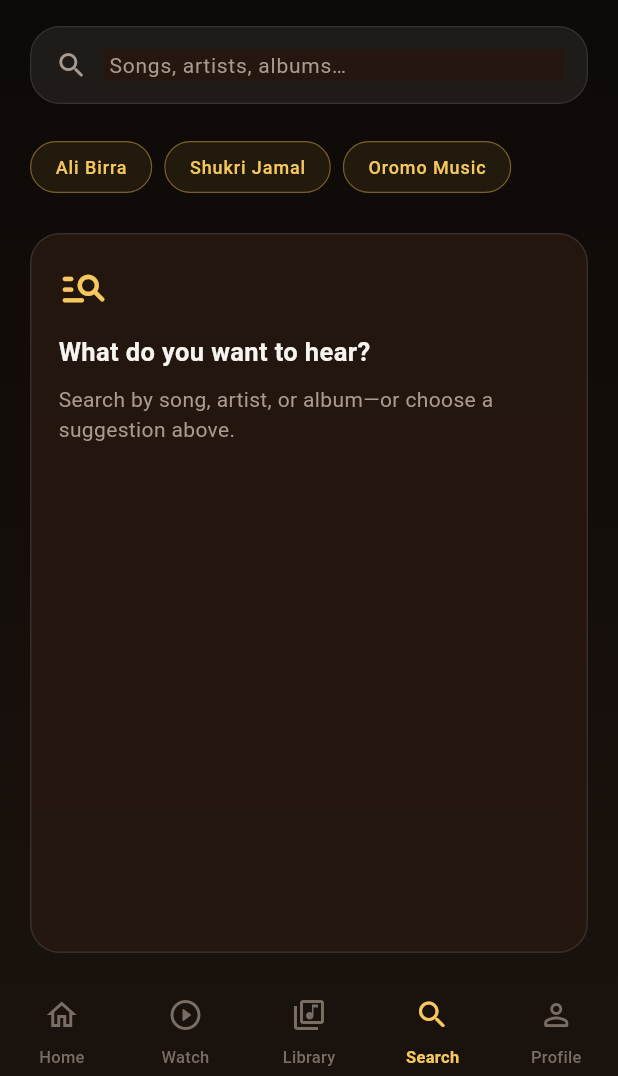
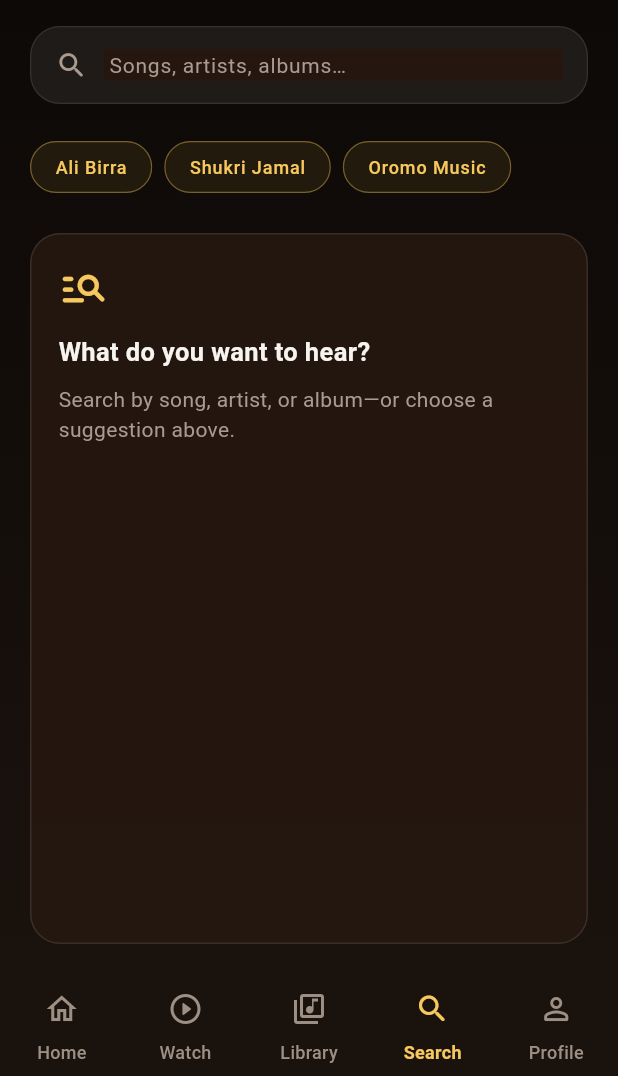
Before and after one commit to Birra3324/visionmusicapp, a Flutter app: the screen it shows once a user with an empty profile is signed in, after a tap on "Sign in with Google", after a tap on "Continue as Guest", after a tap on "Search songs, artists, albums...", on a phone screen of 412 x 824 dp, the part 160-1236 px from its top. Run offline on Flutter 3.47's test engine with Material 3 defaults, Android fonts, the phone set to English and light mode, and no system bars; our stand-ins replace audio_service, cloud_firestore, firebase_analytics, firebase_auth, firebase_core, firebase_crashlytics and 7 more; missing offline and left inert: audio_session, firebase_app_check, record; accounts and stored records are empty.

Commit message:
Improve listener accessibility and live video catalog behavior

```diff
--- a/lib/core/services/video_service.dart
+++ b/lib/core/services/video_service.dart
@@ -1,5 +1,6 @@
 import 'package:cloud_firestore/cloud_firestore.dart';
 import 'package:flutter/foundation.dart';
+import 'package:visionmusicapp/core/services/app_config.dart';
 import 'package:visionmusicapp/mock_videos.dart';
 import 'package:visionmusicapp/models/video.dart';
 
@@ -7,7 +8,7 @@ import 'package:visionmusicapp/models/video.dart';
 // VideoService
 //
 // Single source of truth for all video data.
-// Priority:  Firestore → mock fallback
+// Catalog mode matches music; demo fallback must be explicitly enabled.
 //
 // Firestore collections:
 //   videos/{videoId}
@@ -17,17 +18,34 @@ import 'package:visionmusicapp/models/video.dart';
 class VideoService {
   final FirebaseFirestore? _firestore;
 
-  VideoService({FirebaseFirestore? firestore}) : _firestore = firestore;
+  final bool _useFirebase;
+  final bool _allowLocalFallback;
+
+  VideoService({
+    this._firestore,
+    this._useFirebase = AppConfig.useFirebaseCatalog,
+    this._allowLocalFallback = AppConfig.fallbackToLocalOnEmpty,
+  });
+
+  List<Video> get _fallbackVideos =>
+      !_useFirebase || _allowLocalFallback ? mockVideos : const [];
+
+  List<Video> get _fallbackFeatured =>
+      _fallbackVideos.where((video) => video.isFeatured).toList();
 
   // ── Firestore helpers ────────────────────────────────────────────────────
 
-  CollectionReference? get _videosRef {
+  CollectionReference<Map<String, dynamic>>? get _videosRef {
     try {
       return (_firestore ?? FirebaseFirestore.instance).collection('videos');
     } catch (_) {
       return null;
     }
   }
+
+  Query<Map<String, dynamic>> get _publishedVideos => _videosRef!
+      .where('status', isEqualTo: 'published')
+      .where('approved', isEqualTo: true);
 
   CollectionReference? get _categoriesRef {
     try {
@@ -39,40 +57,40 @@ class VideoService {
     }
   }
 
-  bool get _firestoreAvailable => _videosRef != null;
+  bool get _firestoreAvailable => _useFirebase && _videosRef != null;
 
   // ── Public API ───────────────────────────────────────────────────────────
 
   /// All published videos, newest first.
   Future<List<Video>> fetchAllVideos() async {
-    if (!_firestoreAvailable) return mockVideos;
+    if (!_firestoreAvailable) return _fallbackVideos;
     try {
-      final snap = await _videosRef!
-          .where('isPublished', isEqualTo: true)
+      final snap = await _publishedVideos
           .orderBy('releaseDate', descending: true)
           .get();
       final results = snap.docs.map(Video.fromFirestore).toList();
-      return results.isEmpty ? mockVideos : results;
+      return results.isEmpty ? _fallbackVideos : results;
     } catch (e) {
       debugPrint('[VideoService] fetchAllVideos error: $e');
-      return mockVideos;
+      if (_useFirebase && !_allowLocalFallback) rethrow;
+      return _fallbackVideos;
     }
   }
 
   /// Featured videos for the hero banner.
   Future<List<Video>> fetchFeaturedVideos() async {
-    if (!_firestoreAvailable) return featuredMockVideos;
+    if (!_firestoreAvailable) return _fallbackFeatured;
     try {
-      final snap = await _videosRef!
-          .where('isPublished', isEqualTo: true)
+      final snap = await _publishedVideos
           .where('isFeatured', isEqualTo: true)
           .orderBy('releaseDate', descending: true)
           .get();
       final results = snap.docs.map(Video.fromFirestore).toList();
-      return results.isEmpty ? featuredMockVideos : results;
+      return results.isEmpty ? _fallbackFeatured : results;
     } catch (e) {
       debugPrint('[VideoService] fetchFeaturedVideos error: $e');
-      return featuredMockVideos;
+      if (_useFirebase && !_allowLocalFallback) rethrow;
+      return _fallbackFeatured;
     }
   }
 
@@ -88,6 +106,7 @@ class VideoService {
       return snap.docs.map(VideoCategory.fromFirestore).toList();
     } catch (e) {
       debugPrint('[VideoService] fetchVideoCategories error: $e');
+      if (_useFirebase && !_allowLocalFallback) rethrow;
       return kDefaultVideoCategories;
     }
   }
@@ -95,22 +114,22 @@ class VideoService {
   /// Videos in a given category, newest first.
   Future<List<Video>> fetchVideosByCategory(String categoryId) async {
     if (!_firestoreAvailable) {
-      return mockVideos.where((v) => v.category == categoryId).toList();
+      return _fallbackVideos.where((v) => v.category == categoryId).toList();
     }
     try {
-      final snap = await _videosRef!
-          .where('isPublished', isEqualTo: true)
+      final snap = await _publishedVideos
           .where('category', isEqualTo: categoryId)
           .orderBy('releaseDate', descending: true)
           .get();
       final results = snap.docs.map(Video.fromFirestore).toList();
       if (results.isEmpty) {
-        return mockVideos.where((v) => v.category == categoryId).toList();
+        return _fallbackVideos.where((v) => v.category == categoryId).toList();
       }
       return results;
     } catch (e) {
       debugPrint('[VideoService] fetchVideosByCategory($categoryId) error: $e');
-      return mockVideos.where((v) => v.category == categoryId).toList();
+      if (_useFirebase && !_allowLocalFallback) rethrow;
+      return _fallbackVideos.where((v) => v.category == categoryId).toList();
     }
   }
 
@@ -144,19 +163,23 @@ class VideoService {
   Future<Video?> fetchVideoById(String id) async {
     if (!_firestoreAvailable) {
       try {
-        return mockVideos.firstWhere((v) => v.id == id);
+        return _fallbackVideos.firstWhere((v) => v.id == id);
       } catch (_) {
         return null;
       }
     }
     try {
       final doc = await _videosRef!.doc(id).get();
-      if (!doc.exists) return null;
+      final data = doc.data();
+      if (data?['status'] != 'published' || data?['approved'] != true) {
+        return null;
+      }
       return Video.fromFirestore(doc);
     } catch (e) {
       debugPrint('[VideoService] fetchVideoById($id) error: $e');
+      if (_useFirebase && !_allowLocalFallback) rethrow;
       try {
-        return mockVideos.firstWhere((v) => v.id == id);
+        return _fallbackVideos.firstWhere((v) => v.id == id);
       } catch (_) {
         return null;
       }
--- a/lib/features/recognition/services/recognition_service.dart
+++ b/lib/features/recognition/services/recognition_service.dart
@@ -11,8 +11,7 @@ class MusicRecognitionService extends ChangeNotifier {
   final AudioRecorder _audioRecorder = AudioRecorder();
   final MusicRecognitionRepository _repository;
 
-  MusicRecognitionService({required MusicRecognitionRepository repository})
-    : _repository = repository;
+  MusicRecognitionService({required this._repository});
 
   MusicRecognitionStatus _status = MusicRecognitionStatus.idle;
   MusicRecognitionStatus get status => _status;
--- a/lib/features/search/search_hub_screen.dart
+++ b/lib/features/search/search_hub_screen.dart
@@ -218,19 +218,17 @@ class _SearchHubScreenState extends State<SearchHubScreen> {
             ),
           ),
           if (_query.isNotEmpty)
-            GestureDetector(
-              onTap: () {
+            IconButton(
+              tooltip: 'Clear search',
+              onPressed: () {
                 _controller.clear();
                 setState(() => _query = '');
               },
-              child: const Icon(
-                Icons.close_rounded,
-                color: kTextSoft,
-                size: 18,
-              ),
+              icon: const Icon(Icons.close_rounded, color: kTextSoft, size: 18),
             )
           else if (AppConfig.recognitionEnabled)
             IconButton(
+              tooltip: 'Identify a song',
               onPressed: () {
                 Navigator.push(
                   context,
@@ -238,7 +236,7 @@ class _SearchHubScreenState extends State<SearchHubScreen> {
                 );
               },
               icon: const Icon(Icons.mic_rounded, color: kVisionGold, size: 22),
-              constraints: const BoxConstraints(),
+              constraints: const BoxConstraints(minWidth: 48, minHeight: 48),
               padding: EdgeInsets.zero,
             ),
         ],
--- a/lib/features/video/video_hub_screen.dart
+++ b/lib/features/video/video_hub_screen.dart
@@ -131,9 +131,9 @@ class _ErrorView extends StatelessWidget {
               ),
             ),
             const SizedBox(height: 8),
-            Text(
-              error,
-              style: const TextStyle(color: kTextSoft, fontSize: 13),
+            const Text(
+              'Please check your connection and try again.',
+              style: TextStyle(color: kTextSoft, fontSize: 13),
               textAlign: TextAlign.center,
             ),
             const SizedBox(height: 24),
@@ -437,7 +437,7 @@ class _FeaturedCard extends StatelessWidget {
   Widget build(BuildContext context) {
     final thumb = video.displayThumbnail;
 
-    return GestureDetector(
+    return InkWell(
       onTap: () => _openPlayer(context),
       child: Stack(
         fit: StackFit.expand,
@@ -463,10 +463,10 @@ class _FeaturedCard extends StatelessWidget {
               gradient: LinearGradient(
                 begin: Alignment.topCenter,
                 end: Alignment.bottomCenter,
-                stops: const [0.0, 0.45, 1.0],
+                stops: const [0.0, 0.30, 1.0],
                 colors: [
                   Colors.black.withValues(alpha: 0.15),
-                  Colors.transparent,
+                  Colors.black.withValues(alpha: 0.60),
                   Colors.black.withValues(alpha: 0.90),
                 ],
               ),
@@ -606,8 +606,9 @@ class _CategoryRow extends StatelessWidget {
                   ),
                 ),
               ),
-              GestureDetector(
-                onTap: () => Navigator.push(
+              TextButton(
+                style: TextButton.styleFrom(minimumSize: const Size(48, 48)),
+                onPressed: () => Navigator.push(
                   context,
                   MaterialPageRoute(
                     builder: (_) =>
@@ -669,7 +670,7 @@ class _VideoThumbCard extends StatelessWidget {
   Widget build(BuildContext context) {
     final thumb = video.displayThumbnail;
 
-    return GestureDetector(
+    return InkWell(
       onTap: () => Navigator.push(
         context,
         MaterialPageRoute(builder: (_) => VideoPlayerScreen(video: video)),
--- a/lib/gold_discover_screen.dart
+++ b/lib/gold_discover_screen.dart
@@ -109,7 +109,7 @@ class _GoldDiscoverScreenState extends State<GoldDiscoverScreen> {
                               crossAxisAlignment: CrossAxisAlignment.start,
                               children: [
                                 Text(
-                                  '${_greeting()}, ${_firstName()} 👋',
+                                  '${_greeting()}, ${_firstName()}',
                                   style: kStyleCaption,
                                   maxLines: 1,
                                   overflow: TextOverflow.ellipsis,
@@ -244,10 +244,21 @@ class _ListenWatchSection extends StatelessWidget {
   Widget build(BuildContext context) {
     return Padding(
       padding: const EdgeInsets.fromLTRB(kSpaceM, 0, kSpaceM, kSpaceXL),
-      child: Row(
+      child: LayoutBuilder(
+        builder: (context, constraints) {
+          final stackCards =
+              constraints.maxWidth < 448 ||
+              MediaQuery.textScalerOf(context).scale(16) > 20;
+          final cardWidth = stackCards
+              ? constraints.maxWidth
+              : (constraints.maxWidth - kSpaceS) / 2;
+          return Wrap(
+            spacing: kSpaceS,
+            runSpacing: kSpaceS,
             children: [
               // Listen card
-          Expanded(
+              SizedBox(
+                width: cardWidth,
                 child: _EntryCard(
                   icon: Icons.headphones_rounded,
                   label: 'Listen',
@@ -263,9 +274,9 @@ class _ListenWatchSection extends StatelessWidget {
                   onTap: onListenTap,
                 ),
               ),
-          const SizedBox(width: kSpaceS),
               // Watch card
-          Expanded(
+              SizedBox(
+                width: cardWidth,
                 child: _EntryCard(
                   icon: Icons.play_circle_rounded,
                   label: 'Watch',
@@ -278,11 +289,13 @@ class _ListenWatchSection extends StatelessWidget {
                     end: Alignment.bottomRight,
                     colors: [Color(0xFF2A0E10), kVisionRedDeep],
                   ),
-              accentColor: kVisionRed,
+                  accentColor: kVisionRedText,
                   onTap: onWatchTap,
                 ),
               ),
             ],
+          );
+        },
       ),
     );
   }
@@ -307,13 +320,14 @@ class _EntryCard extends StatelessWidget {
 
   @override
   Widget build(BuildContext context) {
-    return GestureDetector(
+    return InkWell(
+      borderRadius: BorderRadius.circular(kRadiusL),
       onTap: onTap,
       child: AnimatedOpacity(
         opacity: onTap == null ? 0.72 : 1.0,
         duration: const Duration(milliseconds: 200),
         child: Container(
-          height: 88,
+          constraints: const BoxConstraints(minHeight: 88),
           decoration: BoxDecoration(
             gradient: gradient,
             borderRadius: BorderRadius.circular(kRadiusL),
@@ -342,7 +356,9 @@ class _EntryCard extends StatelessWidget {
                 child: Icon(icon, color: accentColor, size: 24),
               ),
               const SizedBox(width: kSpaceS),
-              Column(
+              Expanded(
+                child: Column(
+                  mainAxisSize: MainAxisSize.min,
                   mainAxisAlignment: MainAxisAlignment.center,
                   crossAxisAlignment: CrossAxisAlignment.start,
                   children: [
@@ -362,7 +378,8 @@ class _EntryCard extends StatelessWidget {
                     ),
                   ],
                 ),
-              const Spacer(),
+              ),
+              const SizedBox(width: 8),
               Icon(
                 Icons.arrow_forward_ios_rounded,
                 size: 14,
@@ -389,11 +406,10 @@ class _SearchBar extends StatelessWidget {
 
   @override
   Widget build(BuildContext context) {
-    return GestureDetector(
+    return InkWell(
       onTap: onTap,
-      behavior: HitTestBehavior.opaque,
       child: Container(
-        height: 46,
+        constraints: const BoxConstraints(minHeight: 48),
         decoration: BoxDecoration(
           color: kCardBlack,
           borderRadius: BorderRadius.circular(kRadiusM),
@@ -448,21 +464,15 @@ class _TrendingSection extends StatelessWidget {
                   fontWeight: FontWeight.w700,
                 ),
               ),
-              GestureDetector(
-                onTap: onSeeAll,
-                behavior: HitTestBehavior.opaque,
-                child: Padding(
-                  padding: const EdgeInsets.symmetric(
-                    horizontal: kSpaceXXS,
-                    vertical: kSpaceXXS,
-                  ),
+              TextButton(
+                onPressed: onSeeAll,
+                style: TextButton.styleFrom(minimumSize: const Size(48, 48)),
                 child: Text(
                   'See all',
                   style: kStyleCaption.copyWith(
                     color: kVisionGold,
                     fontSize: 13,
                     fontWeight: FontWeight.w600,
-                    ),
                   ),
                 ),
               ),
@@ -522,7 +532,7 @@ class _TrendingCard extends StatelessWidget {
   @override
   Widget build(BuildContext context) {
     final art = MediaSourceResolver.artwork(song.imagePath);
-    return GestureDetector(
+    return InkWell(
       onTap: () => _openNowPlaying(context),
       child: Container(
         width: width,
@@ -675,9 +685,8 @@ class _TabsHeaderDelegate extends SliverPersistentHeaderDelegate {
         child: Row(
           children: List.generate(tabs.length, (i) {
             final selected = i == selectedIndex;
-            return GestureDetector(
+            return InkWell(
               onTap: () => onTabSelected(i),
-              behavior: HitTestBehavior.opaque,
               child: AnimatedContainer(
                 duration: const Duration(milliseconds: 180),
                 margin: const EdgeInsets.only(right: kSpaceXS),
--- a/lib/vision_theme.dart
+++ b/lib/vision_theme.dart
@@ -17,6 +17,7 @@ const kGold = kVisionGold;
 const kVisionRed = Color(0xFF8E2B2B); // Video accent
 const kVisionRedDeep = Color(0xFF3A1214); // Video card surface
 const kVisionRedBright = Color(0xFFD9483F); // Video badge / icon
+const kVisionRedText = Color(0xFFFFB4AB); // Readable on burgundy surfaces
 
 // ─── Backgrounds ─────────────────────────────────────────────────────────────
 const kBackgroundDark = Color(0xFF0B0806); // Near-black premium background
@@ -29,7 +30,8 @@ const kDarkCard = kCardBlack;
 // ─── Text ────────────────────────────────────────────────────────────────────
 const kTextMain = Color(0xFFF7F4EF); // Warm white primary text
 const kTextSoft = Color(0xFFA99B90); // Warm grey secondary text
-const kTextDim = Color(0xFF7A6E64); // Faint / inactive text
+// Muted, still-readable labels: at least 5.5:1 on the darkest card surfaces.
+const kTextDim = Color(0xFF9D8F83);
 const kTextBlack = Colors.black;
 
 // ─── Spacing ─────────────────────────────────────────────────────────────────
@@ -83,7 +85,7 @@ const kStyleCaption = TextStyle(
 );
 const kStyleLabel = TextStyle(
   color: kTextSoft,
-  fontSize: 11,
+  fontSize: 12,
   fontWeight: FontWeight.w500,
   letterSpacing: 0.6,
 );
@@ -143,14 +145,20 @@ ThemeData buildVisionGoldTheme() {
       // selected tab. Selection is carried by icon and label colour alone,
       // which is what every major streaming app does.
       indicatorColor: Colors.transparent,
-      overlayColor: WidgetStateProperty.all(Colors.transparent),
+      overlayColor: WidgetStateProperty.resolveWith((states) {
+        if (states.contains(WidgetState.focused) ||
+            states.contains(WidgetState.pressed)) {
+          return kVisionGold.withValues(alpha: 0.16);
+        }
+        return null;
+      }),
       labelTextStyle: WidgetStateProperty.resolveWith((states) {
         final selected = states.contains(WidgetState.selected);
         return kStyleLabel.copyWith(
           color: selected ? kVisionGoldLight : kTextDim,
           fontWeight: selected ? FontWeight.w700 : FontWeight.w500,
           letterSpacing: 0.2,
-          fontSize: 11,
+          fontSize: 12,
         );
       }),
       iconTheme: WidgetStateProperty.resolveWith((states) {
@@ -160,7 +168,7 @@ ThemeData buildVisionGoldTheme() {
           size: 24,
         );
       }),
-      height: 62,
+      height: 68,
       labelBehavior: NavigationDestinationLabelBehavior.alwaysShow,
     ),
     sliderTheme: const SliderThemeData(
--- a/lib/widgets/song_more_options_button.dart
+++ b/lib/widgets/song_more_options_button.dart
@@ -28,6 +28,7 @@ class SongMoreOptionsButton extends StatelessWidget {
     final isFavorite = audioManager.isFavorite(song);
 
     return PopupMenuButton<String>(
+      tooltip: 'More options for ${song.title}',
       iconSize: iconSize,
       constraints: const BoxConstraints(minWidth: 44, minHeight: 44),
       padding: EdgeInsets.zero,
--- a/lib/widgets/song_row.dart
+++ b/lib/widgets/song_row.dart
@@ -50,7 +50,8 @@ class SongRow extends StatelessWidget {
     final artwork = MediaSourceResolver.artwork(song.imagePath);
     final heroTag = '${heroPrefix ?? ''}artwork-${song.id}';
 
-    return GestureDetector(
+    return InkWell(
+      borderRadius: BorderRadius.circular(kRadiusM),
       onTap: () => _onTap(context),
       child: Container(
         margin: const EdgeInsets.only(bottom: kSpaceXS),
@@ -161,8 +162,9 @@ class SongRow extends StatelessWidget {
                     ),
             ),
             IconButton(
+              tooltip: 'Play ${song.title}',
               iconSize: 26,
-              constraints: const BoxConstraints(minWidth: 44, minHeight: 44),
+              constraints: const BoxConstraints(minWidth: 48, minHeight: 48),
               padding: EdgeInsets.zero,
               icon: const Icon(Icons.play_arrow_rounded, color: kGoldMid),
               onPressed: () => _onTap(context),
```
Also changed, not shown: lib/features/video/video_category_screen.dart (+12 -7 lines), lib/features/video/video_player_screen.dart (+17 -19 lines), lib/now_playing_screen.dart (+49 -21 lines), lib/widgets/mini_player.dart (+37 -26 lines), 3 other files. Lines whose indentation alone changed are shown as unchanged.
